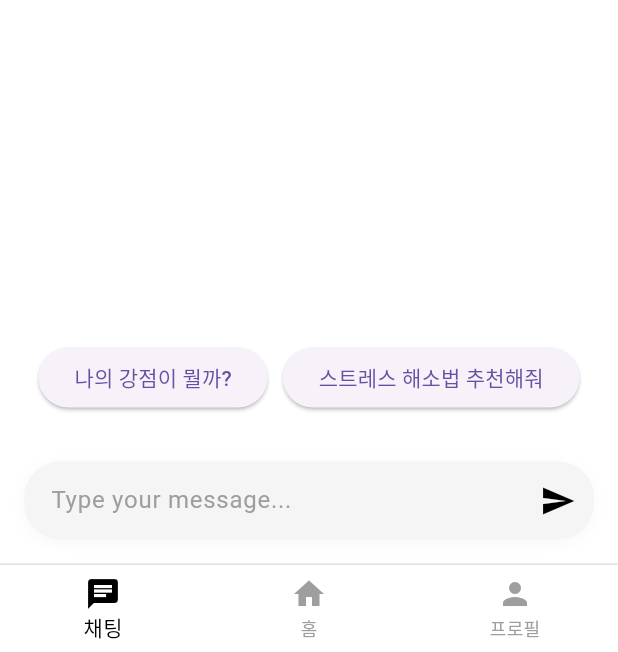
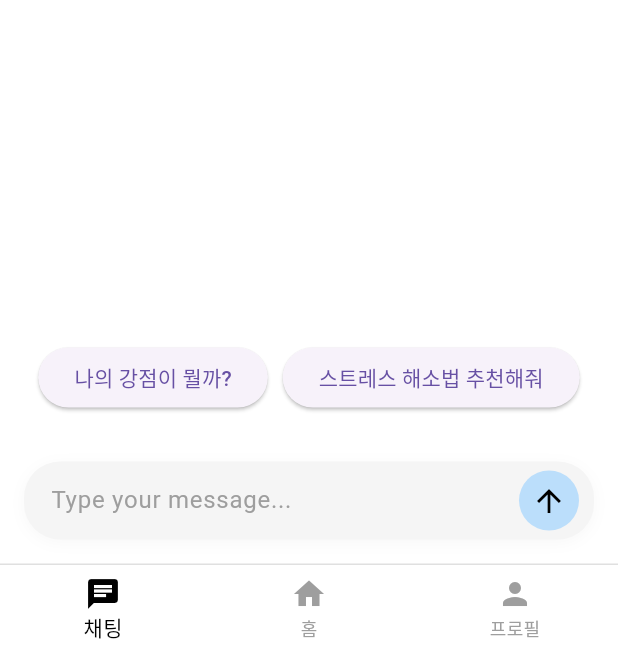
Before and after one commit to baby-quokka/Ailee, a Flutter app: the screen it shows after launch, on a phone screen of 412 x 824 dp, the part 584-1236 px from its top. Run offline on Flutter 3.47's test engine with Material 3 defaults, Android fonts, the phone set to English and light mode, and no system bars; our stand-ins replace flutter_spinkit; accounts and stored records are empty; network calls fail; Roboto replaces fonts that are missing (Pretendard).

Commit message:
chat screen UI modified

```diff
--- a/lib/screens/chat_screen.dart
+++ b/lib/screens/chat_screen.dart
@@ -108,7 +108,12 @@ class _ChatScreenState extends State<ChatScreen> {
           child: Container(color: Colors.grey[500]!, height: 0.5),
         ),
       ),
-      body: Column(
+      body: GestureDetector(
+        onTap: () {
+          // 화면을 터치하면 키보드가 내려감
+          FocusScope.of(context).unfocus();
+        },
+        child: Column(
           children: [
             Expanded(
               child:
@@ -119,6 +124,7 @@ class _ChatScreenState extends State<ChatScreen> {
             if (!hasStartedChat) _buildSamplePromptButtons(),
             _buildInputField(),
           ],
+        ),
       ),
     );
   }
@@ -187,6 +193,8 @@ class _ChatScreenState extends State<ChatScreen> {
               child: TextField(
                 controller: _messageController,
                 onSubmitted: _sendMessage,
+                maxLines: null,
+                textInputAction: TextInputAction.send,
                 style: const TextStyle(fontSize: 16),
                 decoration: InputDecoration(
                   contentPadding: const EdgeInsets.symmetric(
@@ -199,11 +207,22 @@ class _ChatScreenState extends State<ChatScreen> {
                 ),
               ),
             ),
-            IconButton(
-              icon: const Icon(Icons.send, color: Colors.black),
+            SizedBox(
+              width: 40,
+              height: 40,
+              child: Container(
+                decoration: BoxDecoration(
+                  color: Colors.blue[100],
+                  borderRadius: BorderRadius.circular(25),
+                ),
+                child: IconButton(
+                  icon: const Icon(Icons.arrow_upward, color: Colors.black),
                   onPressed: () => _sendMessage(_messageController.text),
                   splashRadius: 24,
                 ),
+              ),
+            ),
+            const SizedBox(width: 10),
           ],
         ),
       ),
@@ -213,7 +232,27 @@ class _ChatScreenState extends State<ChatScreen> {
   Widget _buildChatList(List<ChatMessage> messages) {
     final chatProvider = context.watch<ChatProvider>();
     final isLoading = chatProvider.isLoading;
-    return ListView.builder(
+
+    // ScrollController 추가
+    final ScrollController scrollController = ScrollController();
+
+    // 메시지가 추가되면 자동으로 최하단으로 스크롤
+    WidgetsBinding.instance.addPostFrameCallback((_) {
+      if (scrollController.hasClients) {
+        scrollController.animateTo(
+          scrollController.position.maxScrollExtent,
+          duration: const Duration(milliseconds: 300),
+          curve: Curves.easeOut,
+        );
+      }
+    });
+
+    return Scrollbar(
+      controller: scrollController,
+      thickness: 4, // 스크롤바 두께
+      radius: const Radius.circular(2), // 스크롤바 모서리 둥글기
+      child: ListView.builder(
+        controller: scrollController,
         padding: const EdgeInsets.symmetric(horizontal: 16, vertical: 12),
         itemCount: messages.length + (isLoading ? 1 : 0),
         itemBuilder: (context, index) {
@@ -285,6 +324,7 @@ class _ChatScreenState extends State<ChatScreen> {
             );
           }
         },
+      ),
     );
   }
 
```
Also changed, not shown: lib/providers/chat_provider.dart (+14 -1 lines), lib/main.dart (line endings or trailing spaces). Lines whose indentation alone changed are shown as unchanged.
